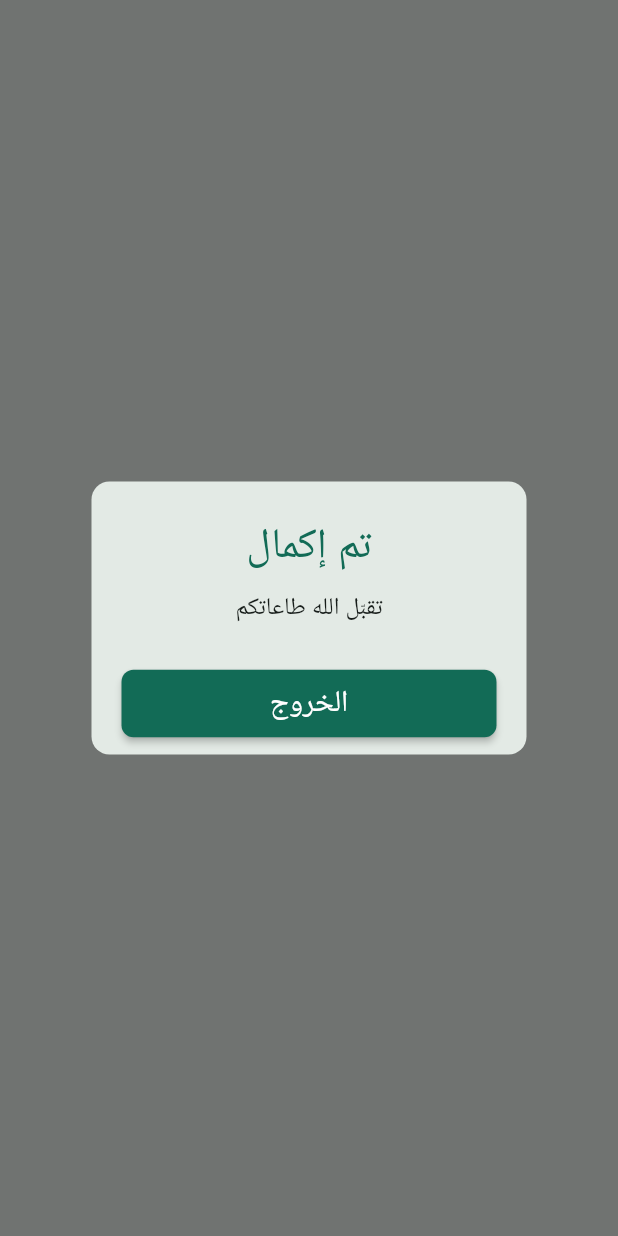
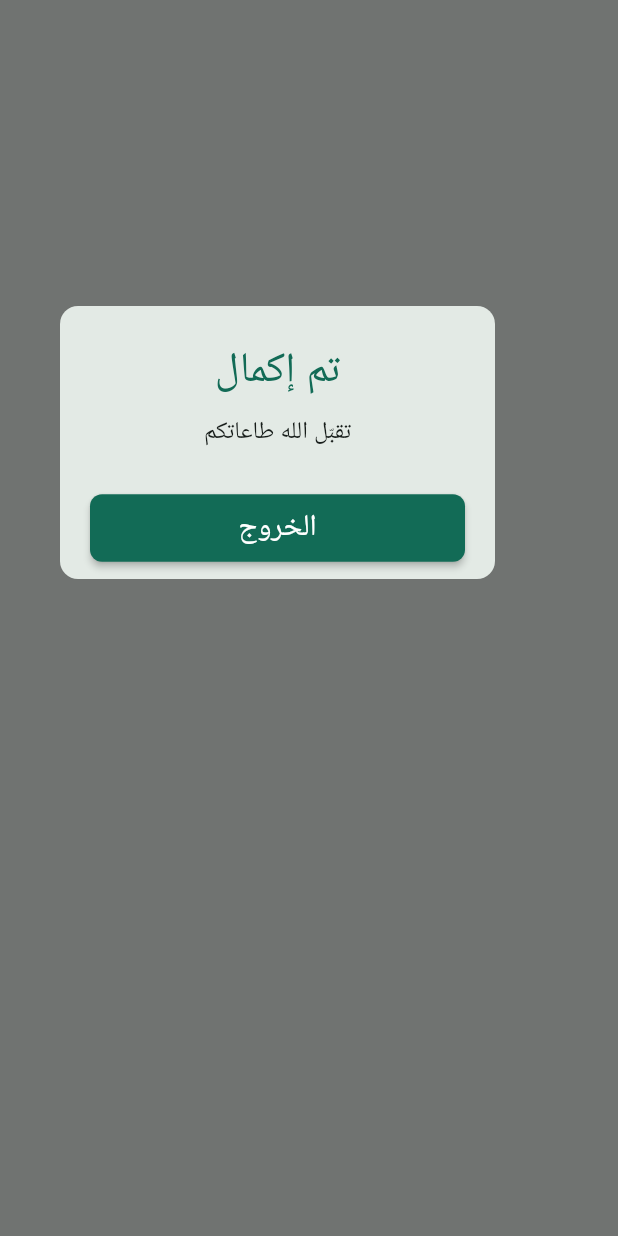
Before and after one commit to ihdori/tasbeeh-flutter-app, a Flutter app: what thanksDialog() shows on an empty page, opened directly with empty values, on a phone screen of 412 x 824 dp. Run offline on Flutter 3.47's test engine with Material 3 defaults, Android fonts, the light colour scheme and no system bars; our stand-ins replace flutter_riverpod, google_fonts.

Commit message:
thanksDialog poisition changed now it is a little bit higher from the center

```diff
--- a/lib/utils/thanks_dialog.dart
+++ b/lib/utils/thanks_dialog.dart
@@ -8,9 +8,13 @@ Future<dynamic> thanksDialog({required BuildContext context, tasbeehType}) {
     // barrierColor: Theme.of(context).primaryColor.withOpacity(0.6),
     context: context,
     builder: (context) {
-      return AlertDialog(
+      return Stack(
+        children: [
+          Positioned(
+            top: 180,
+            child: AlertDialog(
               shape: RoundedRectangleBorder(borderRadius: BorderRadius.circular(12)),
-        contentPadding: EdgeInsets.symmetric(
+              contentPadding: const EdgeInsets.symmetric(
                 vertical: 10,
                 horizontal: 20,
               ),
@@ -60,6 +64,9 @@ Future<dynamic> thanksDialog({required BuildContext context, tasbeehType}) {
                   ],
                 ),
               ),
+            ),
+          ),
+        ],
       );
     },
   );
```
Lines whose indentation alone changed are shown as unchanged.
